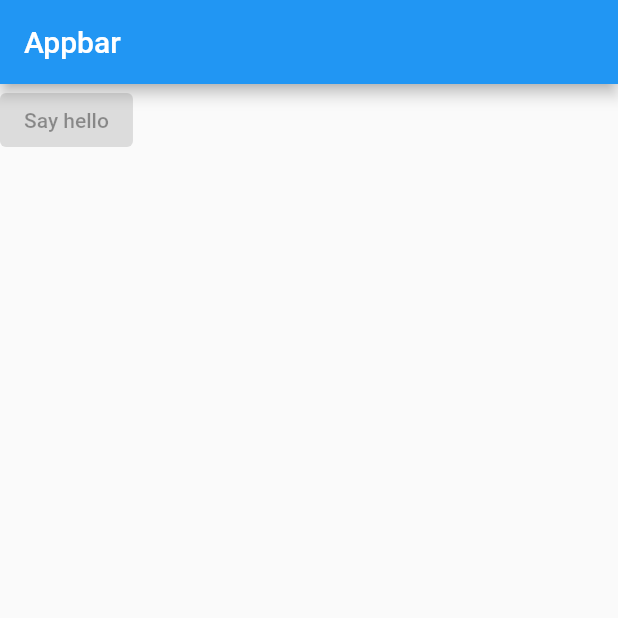
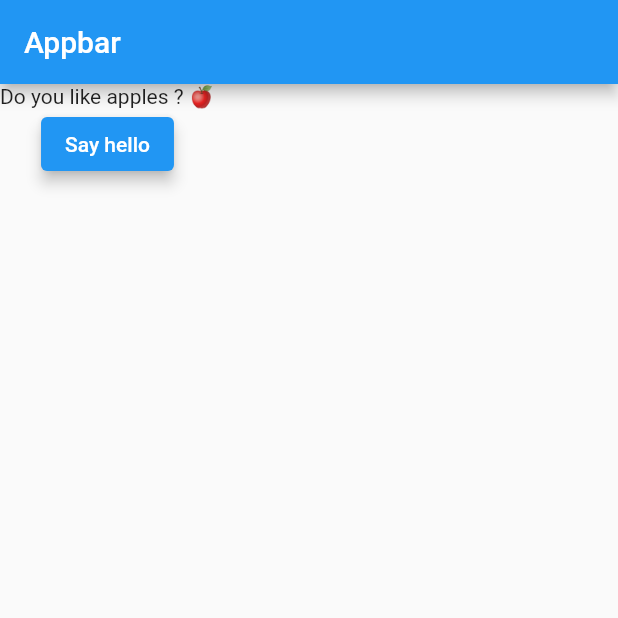
Before and after one commit to ajnart/flutter, a Flutter app: the screen it shows after launch, on a phone screen of 412 x 824 dp, the top half of it. Run offline on Flutter 3.47's test engine with Material 2 defaults, Android fonts, the phone set to English and light mode, and no system bars.

Commit message:
Added a basic question on the main screen

```diff
--- a/quizz/lib/main.dart
+++ b/quizz/lib/main.dart
@@ -3,6 +3,12 @@ import 'package:flutter/widgets.dart';
 import 'package:flutter/material.dart';
 
 class App extends StatelessWidget {
+  var questionIndex = 0;
+  var questions = [
+    'Do you like apples ? 🍎',
+    'Do you like skiing ? ⛷',
+    'What\'s your favorite animal ? 🐕',
+  ];
   @override
   Widget build(BuildContext context) {
     return MaterialApp(
@@ -10,9 +16,16 @@ class App extends StatelessWidget {
         appBar: AppBar(
           title: Text('Appbar'),
         ),
-        body: Column(children: <Widget>[
-          ElevatedButton(onPressed: null, child: Text('Say hello'), autofocus: true,)
-        ],),
+        body: Column(
+          children: <Widget>[
+            Text(questions.elementAt(0)),
+            ElevatedButton(
+              onPressed: () => {},
+              child: Text('Say hello'),
+              autofocus: true,
+            )
+          ],
+        ),
       ),
     );
   }
```
